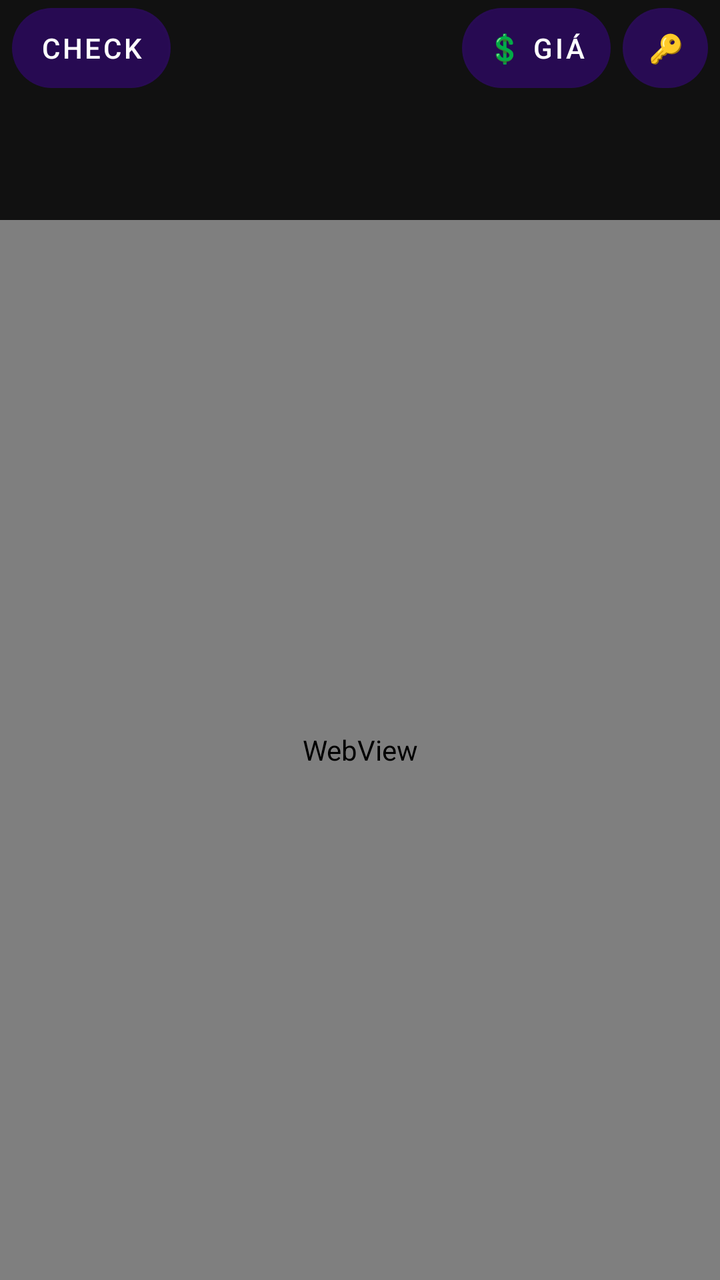
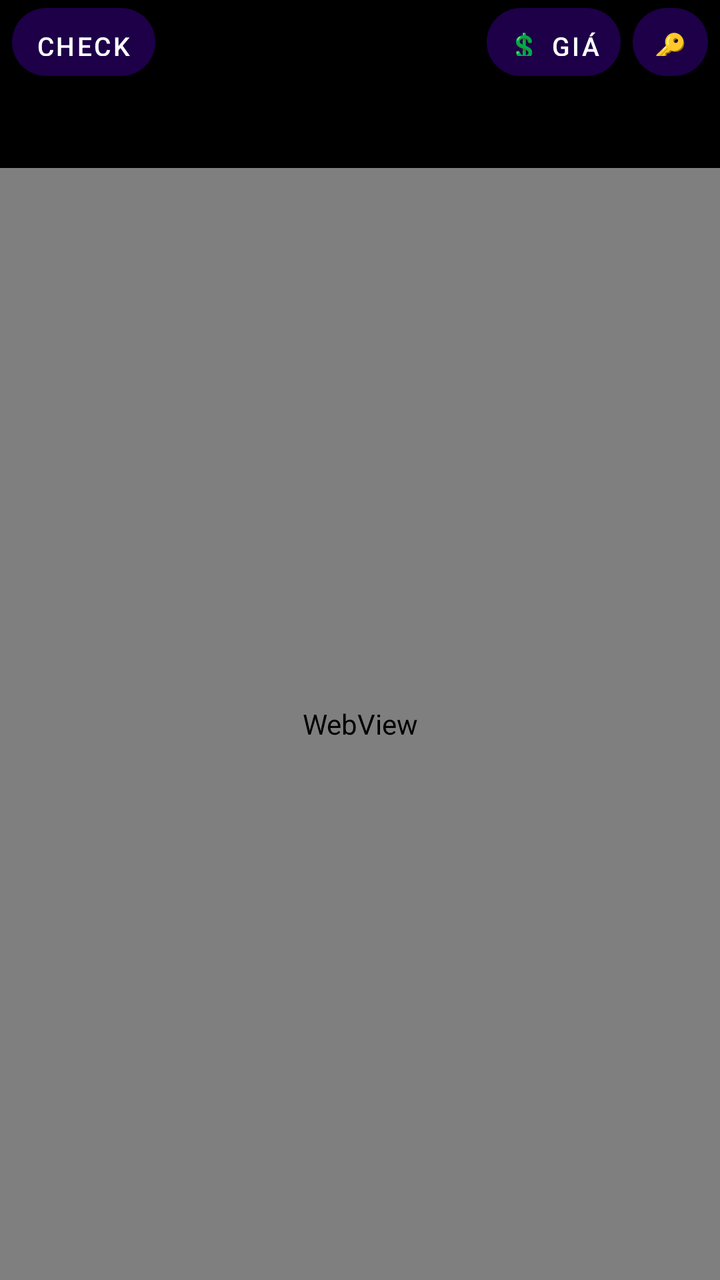

Screens rendered from an Android XML layout before and after an edit, with the pre-edit source and the edit as a unified diff.
<!-- AndroidManifest.xml: application theme Theme.PlateChecker -->
<!-- res/layout/activity_webview.xml -->
<?xml version="1.0" encoding="utf-8"?>
<androidx.constraintlayout.widget.ConstraintLayout
    xmlns:android="http://schemas.android.com/apk/res/android"
    xmlns:app="http://schemas.android.com/apk/res-auto"
    android:layout_width="match_parent"
    android:layout_height="match_parent"
    android:background="#000000">

    
    <ImageView
        android:id="@+id/imgPlate"
        android:layout_width="0dp"
        android:layout_height="110dp"
        android:scaleType="fitCenter"
        android:background="#111111"
        android:contentDescription="Ảnh biển số"
        app:layout_constraintTop_toTopOf="parent"
        app:layout_constraintStart_toStartOf="parent"
        app:layout_constraintEnd_toEndOf="parent" />

    <WebView
        android:id="@+id/webView"
        android:layout_width="0dp"
        android:layout_height="0dp"
        app:layout_constraintTop_toBottomOf="@id/imgPlate"
        app:layout_constraintBottom_toBottomOf="parent"
        app:layout_constraintStart_toStartOf="parent"
        app:layout_constraintEnd_toEndOf="parent" />

    <Button
        android:id="@+id/btnRegistryCheck"
        android:layout_width="wrap_content"
        android:layout_height="40dp"
        android:layout_marginStart="6dp"
        android:layout_marginTop="4dp"
        android:minWidth="0dp"
        android:minHeight="0dp"
        android:paddingStart="14dp"
        android:paddingEnd="14dp"
        android:text="Check"
        android:textSize="14sp"
        android:background="@drawable/bg_floating_button"
        android:textColor="#FFFFFF"
        app:layout_constraintTop_toTopOf="@id/imgPlate"
        app:layout_constraintStart_toStartOf="parent" />

    <Button
        android:id="@+id/btnManageCredentials"
        android:layout_width="wrap_content"
        android:layout_height="40dp"
        android:layout_marginTop="4dp"
        android:layout_marginEnd="6dp"
        android:minWidth="0dp"
        android:minHeight="0dp"
        android:paddingStart="12dp"
        android:paddingEnd="12dp"
        android:text="🔑"
        android:textSize="14sp"
        android:background="@drawable/bg_floating_button"
        android:textColor="#FFFFFF"
        app:layout_constraintTop_toTopOf="@id/imgPlate"
        app:layout_constraintEnd_toEndOf="parent" />

    <Button
        android:id="@+id/btnPriceList"
        android:layout_width="wrap_content"
        android:layout_height="40dp"
        android:layout_marginTop="4dp"
        android:layout_marginEnd="6dp"
        android:minWidth="0dp"
        android:minHeight="0dp"
        android:paddingStart="12dp"
        android:paddingEnd="12dp"
        android:text="💲 Giá"
        android:textSize="14sp"
        android:background="@drawable/bg_floating_button"
        android:textColor="#FFFFFF"
        app:layout_constraintTop_toTopOf="@id/imgPlate"
        app:layout_constraintEnd_toStartOf="@id/btnManageCredentials" />

    
    <FrameLayout
        android:id="@+id/priceOverlay"
        android:layout_width="0dp"
        android:layout_height="0dp"
        android:background="#CC000000"
        android:visibility="gone"
        android:clickable="true"
        android:focusable="true"
        app:layout_constraintTop_toTopOf="parent"
        app:layout_constraintBottom_toBottomOf="parent"
        app:layout_constraintStart_toStartOf="parent"
        app:layout_constraintEnd_toEndOf="parent">

        <LinearLayout
            android:layout_width="match_parent"
            android:layout_height="match_parent"
            android:orientation="vertical"
            android:padding="16dp">

            <LinearLayout
                android:layout_width="match_parent"
                android:layout_height="wrap_content"
                android:orientation="horizontal"
                android:gravity="center_vertical"
                android:paddingBottom="8dp">

                <TextView
                    android:layout_width="0dp"
                    android:layout_height="wrap_content"
                    android:layout_weight="1"
                    android:text="Bảng giá theo loại xe"
                    android:textColor="#FFFFFF"
                    android:textSize="18sp"
                    android:textStyle="bold" />

                <Button
                    android:id="@+id/btnClosePriceList"
                    android:layout_width="wrap_content"
                    android:layout_height="wrap_content"
                    android:minWidth="0dp"
                    android:minHeight="0dp"
                    android:padding="10dp"
                    android:text="✕"
                    android:textSize="16sp"
                    android:background="#88000000"
                    android:textColor="#FFFFFF" />

            </LinearLayout>

            <ScrollView
                android:layout_width="match_parent"
                android:layout_height="0dp"
                android:layout_weight="1">

                <LinearLayout
                    android:id="@+id/priceTableContainer"
                    android:layout_width="match_parent"
                    android:layout_height="wrap_content"
                    android:orientation="vertical" />

            </ScrollView>

        </LinearLayout>

    </FrameLayout>

</androidx.constraintlayout.widget.ConstraintLayout>
<!-- resources referenced by this layout -->
<resources>
  <!-- drawable bg_floating_button (drawable) -->
  <?xml version="1.0" encoding="utf-8"?>
  <shape xmlns:android="http://schemas.android.com/apk/res/android">
      <solid android:color="#4D000000" />
      <corners android:radius="22dp" />
      <padding
          android:left="12dp"
          android:top="8dp"
          android:right="12dp"
          android:bottom="8dp" />
  </shape>
  <style name="Theme.PlateChecker" parent="Theme.MaterialComponents.DayNight.NoActionBar" />
</resources>

<!-- the commit's change to res/layout/activity_webview.xml (unified diff, before → after) -->
@@ -10,9 +10,9 @@
     <ImageView
         android:id="@+id/imgPlate"
         android:layout_width="0dp"
-        android:layout_height="110dp"
-        android:scaleType="fitCenter"
-        android:background="#111111"
+        android:layout_height="84dp"
+        android:scaleType="fitXY"
+        android:background="#000000"
         android:contentDescription="Ảnh biển số"
         app:layout_constraintTop_toTopOf="parent"
         app:layout_constraintStart_toStartOf="parent"
@@ -30,15 +30,15 @@
     <Button
         android:id="@+id/btnRegistryCheck"
         android:layout_width="wrap_content"
-        android:layout_height="40dp"
+        android:layout_height="34dp"
         android:layout_marginStart="6dp"
         android:layout_marginTop="4dp"
         android:minWidth="0dp"
         android:minHeight="0dp"
-        android:paddingStart="14dp"
-        android:paddingEnd="14dp"
+        android:paddingStart="12dp"
+        android:paddingEnd="12dp"
         android:text="Check"
-        android:textSize="14sp"
+        android:textSize="13sp"
         android:background="@drawable/bg_floating_button"
         android:textColor="#FFFFFF"
         app:layout_constraintTop_toTopOf="@id/imgPlate"
@@ -47,15 +47,15 @@
     <Button
         android:id="@+id/btnManageCredentials"
         android:layout_width="wrap_content"
-        android:layout_height="40dp"
+        android:layout_height="34dp"
         android:layout_marginTop="4dp"
         android:layout_marginEnd="6dp"
         android:minWidth="0dp"
         android:minHeight="0dp"
-        android:paddingStart="12dp"
-        android:paddingEnd="12dp"
+        android:paddingStart="10dp"
+        android:paddingEnd="10dp"
         android:text="🔑"
-        android:textSize="14sp"
+        android:textSize="13sp"
         android:background="@drawable/bg_floating_button"
         android:textColor="#FFFFFF"
         app:layout_constraintTop_toTopOf="@id/imgPlate"
@@ -64,15 +64,15 @@
     <Button
         android:id="@+id/btnPriceList"
         android:layout_width="wrap_content"
-        android:layout_height="40dp"
+        android:layout_height="34dp"
         android:layout_marginTop="4dp"
         android:layout_marginEnd="6dp"
         android:minWidth="0dp"
         android:minHeight="0dp"
-        android:paddingStart="12dp"
-        android:paddingEnd="12dp"
+        android:paddingStart="10dp"
+        android:paddingEnd="10dp"
         android:text="💲 Giá"
-        android:textSize="14sp"
+        android:textSize="13sp"
         android:background="@drawable/bg_floating_button"
         android:textColor="#FFFFFF"
         app:layout_constraintTop_toTopOf="@id/imgPlate"
